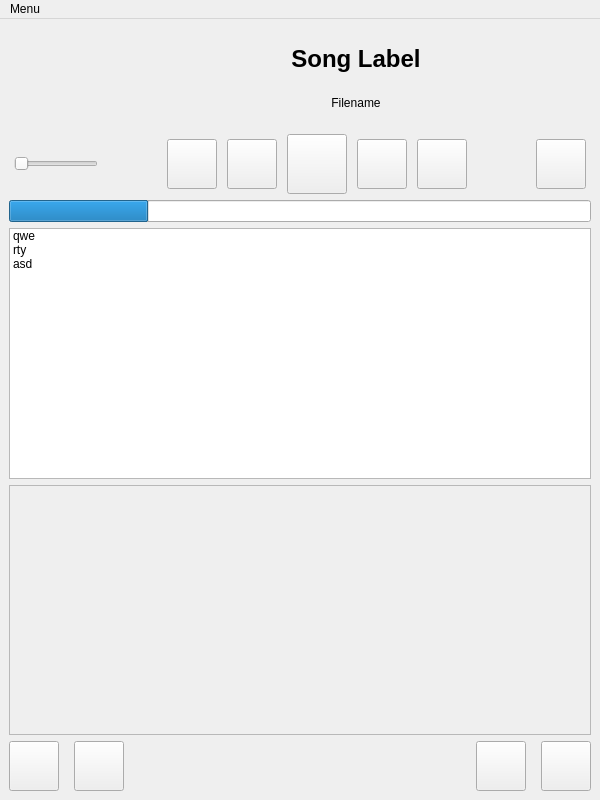
PraydE007/uAmp, file app/src/mainwindow.ui: the form before one commit.
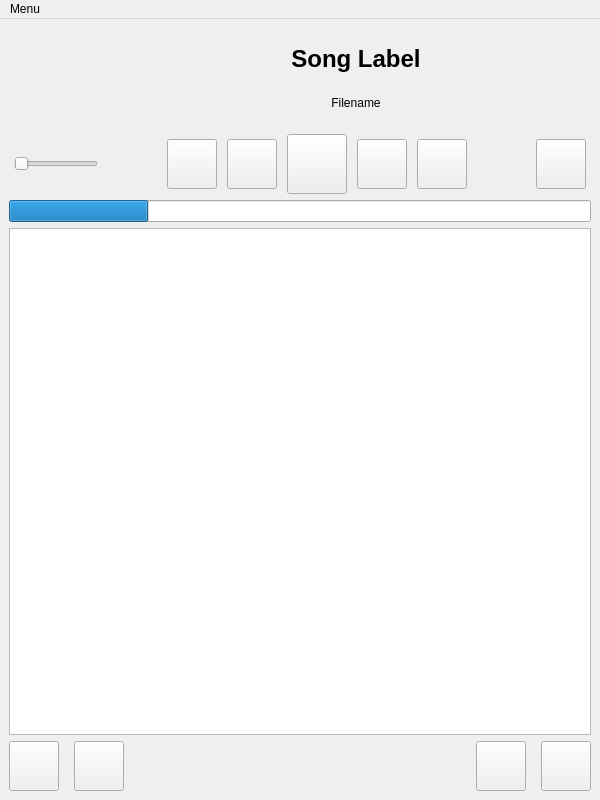
The form after the commit. Icons and pictures are not drawn.

```diff
--- a/app/src/mainwindow.ui
+++ b/app/src/mainwindow.ui
@@ -399,30 +399,7 @@
      </widget>
     </item>
     <item>
-     <widget class="QListWidget" name="listWidget">
-      <item>
-       <property name="text">
-        <string>qwe</string>
-       </property>
-      </item>
-      <item>
-       <property name="text">
-        <string>rty</string>
-       </property>
-      </item>
-      <item>
-       <property name="text">
-        <string>asd</string>
-       </property>
-      </item>
-     </widget>
-    </item>
-    <item>
-     <widget class="QListView" name="playlist">
-      <property name="enabled">
-       <bool>false</bool>
-      </property>
-     </widget>
+     <widget class="QListWidget" name="playlist"/>
     </item>
     <item>
      <layout class="QHBoxLayout" name="playlistControlLayout">
```
